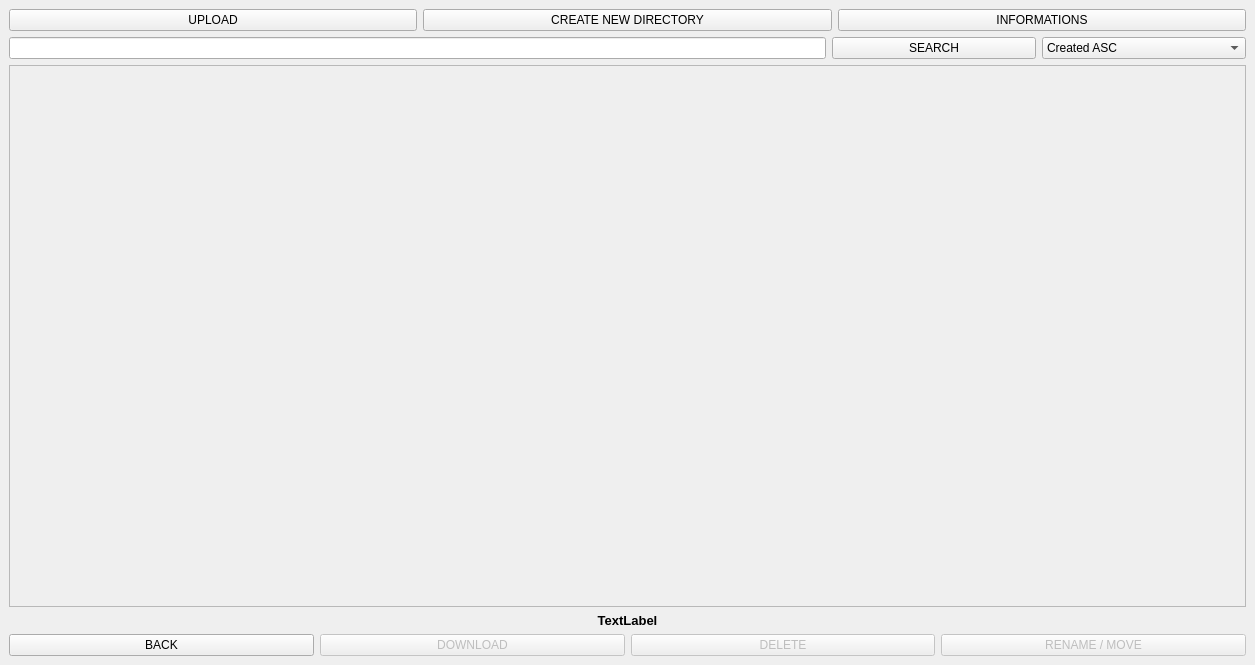
Old version of the form mainwindow.ui in the repository Robertzzel/NAS-CLIENT.
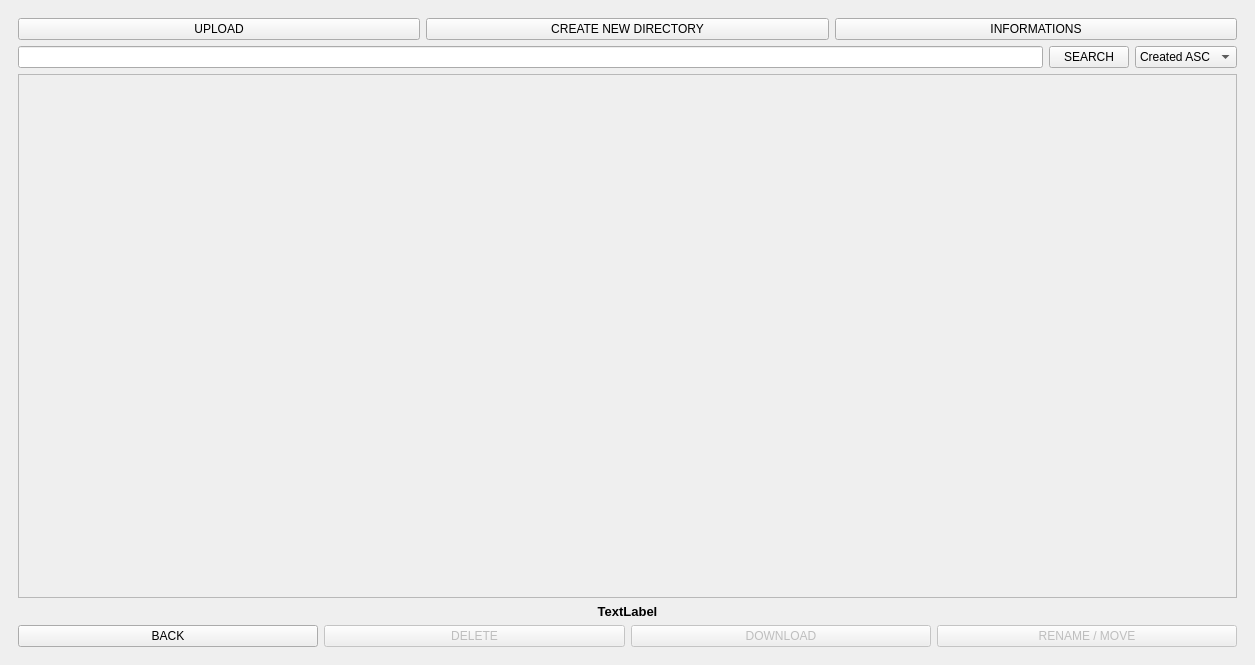
New version of the form.

```diff
--- a/mainwindow.ui
+++ b/mainwindow.ui
@@ -16,7 +16,13 @@
   <widget class="QWidget" name="centralwidget">
    <layout class="QVBoxLayout" name="verticalLayout">
     <item>
-     <layout class="QHBoxLayout" name="horizontalLayout_2">
+     <widget class="QStackedWidget" name="stackedWidget">
+      <widget class="QWidget" name="page_1">
+       <layout class="QVBoxLayout" name="verticalLayout_6">
+        <item>
+         <layout class="QVBoxLayout" name="verticalLayout_5">
+          <item>
+           <layout class="QHBoxLayout" name="horizontalLayout_5">
       <item>
        <widget class="QPushButton" name="uploadButton">
         <property name="text">
@@ -41,7 +47,7 @@
      </layout>
     </item>
     <item>
-     <layout class="QHBoxLayout" name="horizontalLayout_3" stretch="20,5,5">
+           <layout class="QHBoxLayout" name="horizontalLayout_7">
       <item>
        <widget class="QLineEdit" name="filterLineEdit"/>
       </item>
@@ -88,8 +94,8 @@
         <rect>
          <x>0</x>
          <y>0</y>
-         <width>1235</width>
-         <height>522</height>
+               <width>1215</width>
+               <height>502</height>
         </rect>
        </property>
       </widget>
@@ -112,7 +118,7 @@
      </widget>
     </item>
     <item>
-     <layout class="QHBoxLayout" name="horizontalLayout">
+           <layout class="QHBoxLayout" name="horizontalLayout_6">
       <item>
        <widget class="QPushButton" name="backButton">
         <property name="text">
@@ -120,16 +126,6 @@
         </property>
        </widget>
       </item>
-      <item>
-       <widget class="QPushButton" name="downloadButton">
-        <property name="enabled">
-         <bool>false</bool>
-        </property>
-        <property name="text">
-         <string>DOWNLOAD</string>
-        </property>
-       </widget>
-      </item>
       <item>
        <widget class="QPushButton" name="deleteButton">
         <property name="enabled">
@@ -140,6 +136,16 @@
         </property>
        </widget>
       </item>
+            <item>
+             <widget class="QPushButton" name="downloadButton">
+              <property name="enabled">
+               <bool>false</bool>
+              </property>
+              <property name="text">
+               <string>DOWNLOAD</string>
+              </property>
+             </widget>
+            </item>
       <item>
        <widget class="QPushButton" name="moveButton">
         <property name="enabled">
@@ -151,6 +157,19 @@
        </widget>
       </item>
      </layout>
+          </item>
+         </layout>
+        </item>
+       </layout>
+      </widget>
+      <widget class="QWidget" name="page_3">
+       <layout class="QVBoxLayout" name="verticalLayout_4">
+        <item>
+         <layout class="QVBoxLayout" name="verticalLayout_3"/>
+        </item>
+       </layout>
+      </widget>
+     </widget>
     </item>
    </layout>
   </widget>
```
Lines whose indentation alone changed are shown as unchanged.
